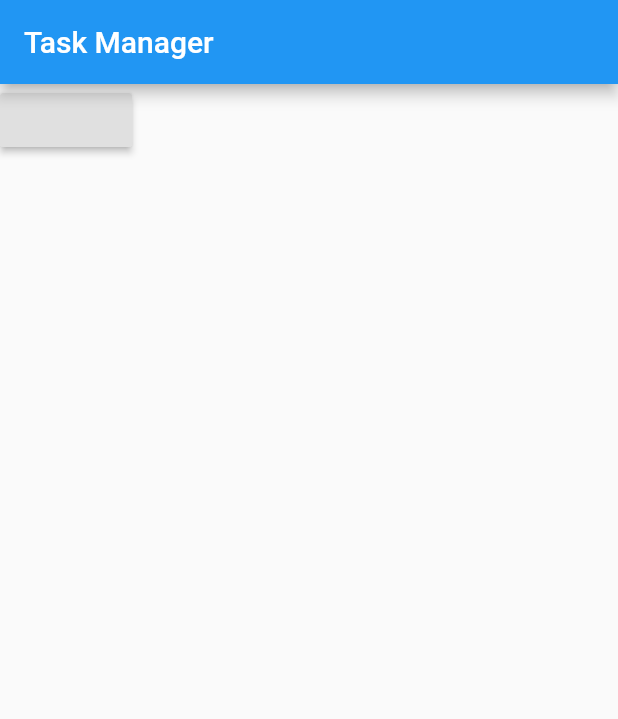
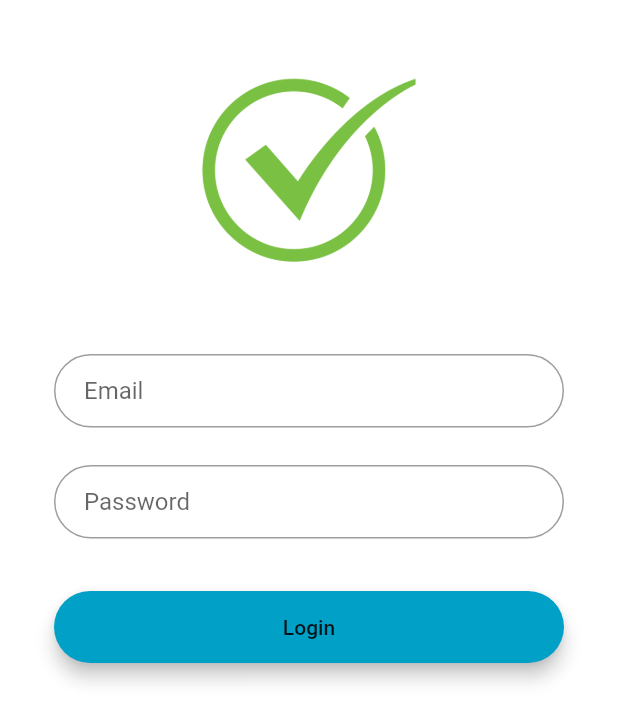
Before and after one commit to sametakbal/taskmanager, a Flutter app: the screen it shows after launch, on a phone screen of 412 x 824 dp. Shown: the top 719 px of the screen. Run offline on Flutter 3.47's test engine with Material 2 defaults, Android fonts, the light colour scheme and no system bars.

Commit message:
some opt

```diff
--- /dev/null
+++ b/mobileClient/lib/loginpage.dart
@@ -0,0 +1,81 @@
+import 'package:flutter/material.dart';
+
+class LoginPage extends StatefulWidget {
+  LoginPage({Key key, this.title}) : super(key: key);
+  final String title;
+  @override
+  _LoginPageState createState() => _LoginPageState();
+}
+
+class _LoginPageState extends State<LoginPage> {
+  @override
+  Widget build(BuildContext context) {
+    final emailField = TextField(
+      obscureText: true,
+      decoration: InputDecoration(
+          contentPadding: EdgeInsets.fromLTRB(20.0, 15.0, 20.0, 15.0),
+          hintText: "Email",
+          border:
+              OutlineInputBorder(borderRadius: BorderRadius.circular(32.0))),
+    );
+
+    final passwordField = TextField(
+      obscureText: true,
+      decoration: InputDecoration(
+          contentPadding: EdgeInsets.fromLTRB(20.0, 15.0, 20.0, 15.0),
+          hintText: "Password",
+          border:
+              OutlineInputBorder(borderRadius: BorderRadius.circular(32.0))),
+    );
+
+    final loginButon = Material(
+      elevation: 5.0,
+      borderRadius: BorderRadius.circular(30.0),
+      color: Color(0xff01A0C7),
+      child: MaterialButton(
+        minWidth: MediaQuery.of(context).size.width,
+        padding: EdgeInsets.fromLTRB(20.0, 15.0, 20.0, 15.0),
+        onPressed: () {},
+        child: Text(
+          "Login",
+          textAlign: TextAlign.center,
+        ),
+      ),
+    );
+    return Scaffold(
+        body: SingleChildScrollView(
+      child: Center(
+        child: Container(
+          color: Colors.white,
+          child: Padding(
+            padding: const EdgeInsets.all(36.0),
+            child: Column(
+              crossAxisAlignment: CrossAxisAlignment.center,
+              mainAxisAlignment: MainAxisAlignment.center,
+              children: <Widget>[
+                SizedBox(
+                  height: 155.0,
+                  child: Image.asset(
+                    "assets/images/logo.png",
+                    fit: BoxFit.contain,
+                  ),
+                ),
+                SizedBox(height: 45.0),
+                emailField,
+                SizedBox(height: 25.0),
+                passwordField,
+                SizedBox(
+                  height: 35.0,
+                ),
+                loginButon,
+                SizedBox(
+                  height: 15.0,
+                ),
+              ],
+            ),
+          ),
+        ),
+      ),
+    ));
+  }
+}
--- a/mobileClient/lib/main.dart
+++ b/mobileClient/lib/main.dart
@@ -1,31 +1,31 @@
 //import 'dart:io';
 import 'package:flutter/material.dart';
-import 'package:http/http.dart' as http;
+
+import 'loginpage.dart';
 
 void main() {
   runApp(TaskManager());
 }
 
-class TaskManager extends StatefulWidget {
-  @override
-  _TaskManagerState createState() => _TaskManagerState();
-}
-
-class _TaskManagerState extends State<TaskManager> {
-
-  Future<http.Response> fetchAlbum() async {
-  return http.get('https://jsonplaceholder.typicode.com/albums/1');
-}
+class TaskManager extends StatelessWidget {
   @override
   Widget build(BuildContext context) {
     return MaterialApp(
       debugShowCheckedModeBanner: false,
-      home: Scaffold(
-        appBar: AppBar(title: Text("Task Manager"),),
-        body: RaisedButton(onPressed: () {
-          debugPrint(fetchAlbum().toString());
-        }),
+      title: 'Flutter Demo',
+      theme: ThemeData(
+        // This is the theme of your application.
+        //
+        // Try running your application with "flutter run". You'll see the
+        // application has a blue toolbar. Then, without quitting the app, try
+        // changing the primarySwatch below to Colors.green and then invoke
+        // "hot reload" (press "r" in the console where you ran "flutter run",
+        // or simply save your changes to "hot reload" in a Flutter IDE).
+        // Notice that the counter didn't reset back to zero; the application
+        // is not restarted.
+        primarySwatch: Colors.blue,
       ),
+      home: LoginPage(title: 'Flutter Login'),
     );
   }
 }
--- a/mobileClient/pubspec.yaml
+++ b/mobileClient/pubspec.yaml
@@ -47,8 +47,8 @@ flutter:
   uses-material-design: true
 
   # To add assets to your application, add an assets section, like this:
-  # assets:
-  #   - images/a_dot_burr.jpeg
+  assets:
+    - assets/images/logo.png
   #   - images/a_dot_ham.jpeg
 
   # An image asset can refer to one or more resolution-specific "variants", see
```
Also changed, not shown: mobileClient/assets/images/logo.png (added), 1 other file.
